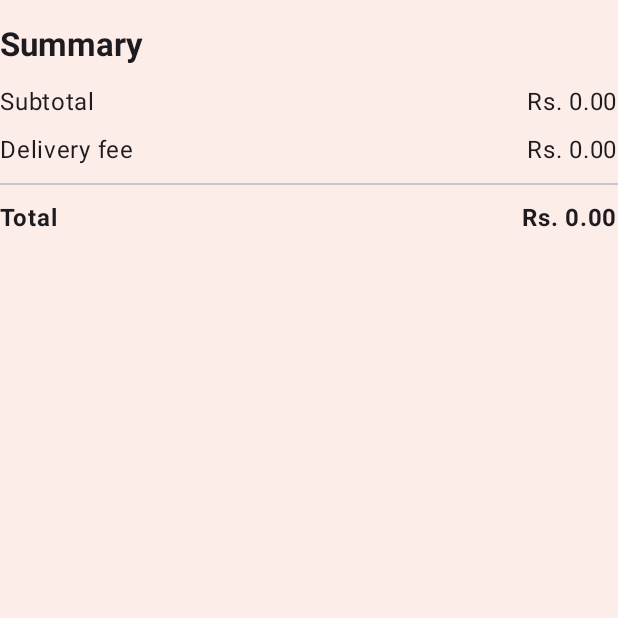
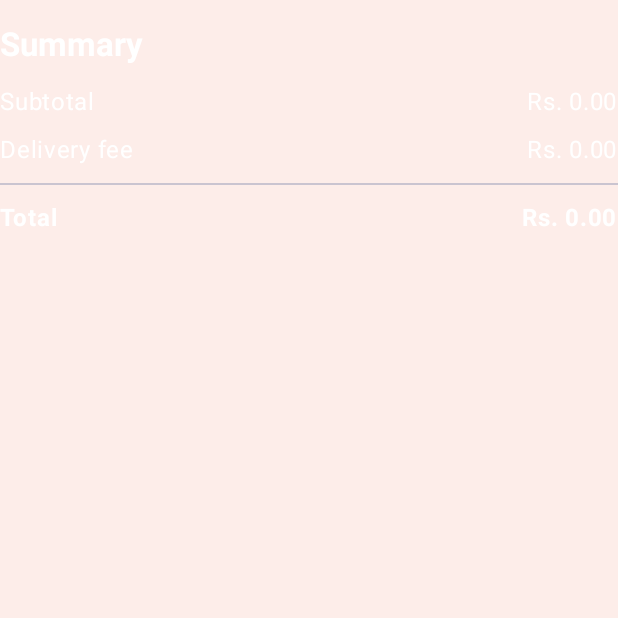
Before and after one commit to Bihangi/MAD_Blisscakes, an Android app built with Jetpack Compose: the composable SummarySection called with empty values, on a phone screen of 412 x 824 dp, the top half of it. Run offline under Robolectric (Android 15) with nearby library versions, the phone set to English and light mode, and no system bars.

Commit message:
Updated the code for dark theme

```diff
--- a/app/src/main/java/com/example/blisscakes/pages/CartPage.kt
+++ b/app/src/main/java/com/example/blisscakes/pages/CartPage.kt
@@ -27,6 +27,7 @@ import kotlinx.coroutines.launch
 
 @Composable
 fun CartPage(navController: NavHostController) {
+    // Sample cart items
     val cartItems = remember {
         mutableStateListOf(
             CartItems(1, "Lemon Cake", 1, 1200.0, R.drawable.lemon),
@@ -35,10 +36,12 @@ fun CartPage(navController: NavHostController) {
     }
 
     val deliveryFee = 500.0
+
+    // Calculate subtotal and total amount including delivery fee
     val subtotal = cartItems.sumOf { it.price * it.quantity }
     val total = subtotal + deliveryFee
+    val orientation = LocalConfiguration.current.orientation
 
-    val orientation = LocalConfiguration.current.orientation
     val snackbarHostState = remember { SnackbarHostState() }
     val scope = rememberCoroutineScope()
 
@@ -58,12 +61,14 @@ fun CartPage(navController: NavHostController) {
                 text = "My Cart",
                 style = MaterialTheme.typography.headlineMedium,
                 fontWeight = FontWeight.Bold,
+                color = Color.White,
                 modifier = Modifier
                     .padding(vertical = 16.dp)
                     .align(Alignment.CenterHorizontally)
             )
 
             Column(modifier = Modifier.padding(horizontal = 16.dp)) {
+                // Display each cart item in a card
                 cartItems.forEach { item ->
                     Card(
                         modifier = Modifier
@@ -73,6 +78,7 @@ fun CartPage(navController: NavHostController) {
                         elevation = CardDefaults.cardElevation(4.dp),
                         colors = CardDefaults.cardColors(containerColor = Color(0xFFFFE4E1))
                     ) {
+                        // Use different layouts based on orientation
                         if (orientation == Configuration.ORIENTATION_PORTRAIT) {
                             CartItemRowPortrait(item, { delta ->
                                 item.quantity = (item.quantity + delta).coerceAtLeast(1)
@@ -85,8 +91,10 @@ fun CartPage(navController: NavHostController) {
                     }
                 }
 
+                // Show order summary
                 SummarySection(subtotal, deliveryFee, total)
 
+                // Buttons for clearing cart and proceeding to checkout
                 Row(
                     modifier = Modifier
                         .fillMaxWidth()
@@ -105,7 +113,7 @@ fun CartPage(navController: NavHostController) {
                                 snackbarHostState.showSnackbar("Order placed successfully!")
                                 delay(1500)
                                 navController.navigate("products") {
-                                    popUpTo("cart") { inclusive = true } // Optional: clear cart from backstack
+                                    popUpTo("cart") { inclusive = true } // Clear cart page from backstack
                                 }
                             }
                         },
@@ -124,6 +132,7 @@ fun CartPage(navController: NavHostController) {
                 .padding(8.dp)
         )
 
+        // Bottom navigation bar of the app
         BottomNavigationBar(navController = navController)
     }
 }
@@ -180,6 +189,7 @@ fun CartItemRowLandscape(item: CartItems, onQuantityChange: (Int) -> Unit, onRem
     }
 }
 
+// Controls for incrementing/decrementing quantity
 @Composable
 fun QuantityControls(quantity: Int, onQuantityChange: (Int) -> Unit) {
     Row(
@@ -207,6 +217,7 @@ fun QuantityControls(quantity: Int, onQuantityChange: (Int) -> Unit) {
     }
 }
 
+// Summary section showing subtotal, delivery fee and total
 @Composable
 fun SummarySection(subtotal: Double, delivery: Double, total: Double) {
     Column(
@@ -214,8 +225,14 @@ fun SummarySection(subtotal: Double, delivery: Double, total: Double) {
             .fillMaxWidth()
             .padding(vertical = 16.dp)
     ) {
-        Text("Summary", style = MaterialTheme.typography.titleLarge, fontWeight = FontWeight.Bold)
+        Text(
+            "Summary",
+            style = MaterialTheme.typography.titleLarge,
+            fontWeight = FontWeight.Bold,
+            color = Color.White
+        )
         Spacer(Modifier.height(8.dp))
+
         SummaryRow("Subtotal", "Rs. %.2f".format(subtotal))
         SummaryRow("Delivery fee", "Rs. %.2f".format(delivery))
         Divider(Modifier.padding(vertical = 6.dp))
@@ -231,7 +248,15 @@ fun SummaryRow(label: String, amount: String, isBold: Boolean = false) {
             .padding(vertical = 4.dp),
         horizontalArrangement = Arrangement.SpaceBetween
     ) {
-        Text(label, fontWeight = if (isBold) FontWeight.Bold else FontWeight.Normal)
-        Text(amount, fontWeight = if (isBold) FontWeight.Bold else FontWeight.Normal)
+        Text(
+            label,
+            fontWeight = if (isBold) FontWeight.Bold else FontWeight.Normal,
+            color = Color.White
+        )
+        Text(
+            amount,
+            fontWeight = if (isBold) FontWeight.Bold else FontWeight.Normal,
+            color = Color.White
+        )
     }
 }
```
